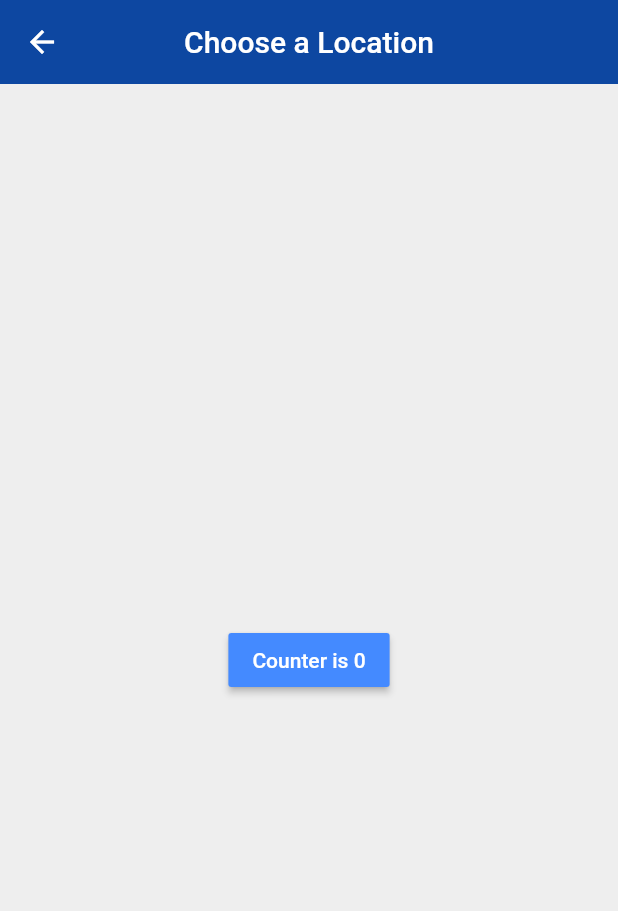
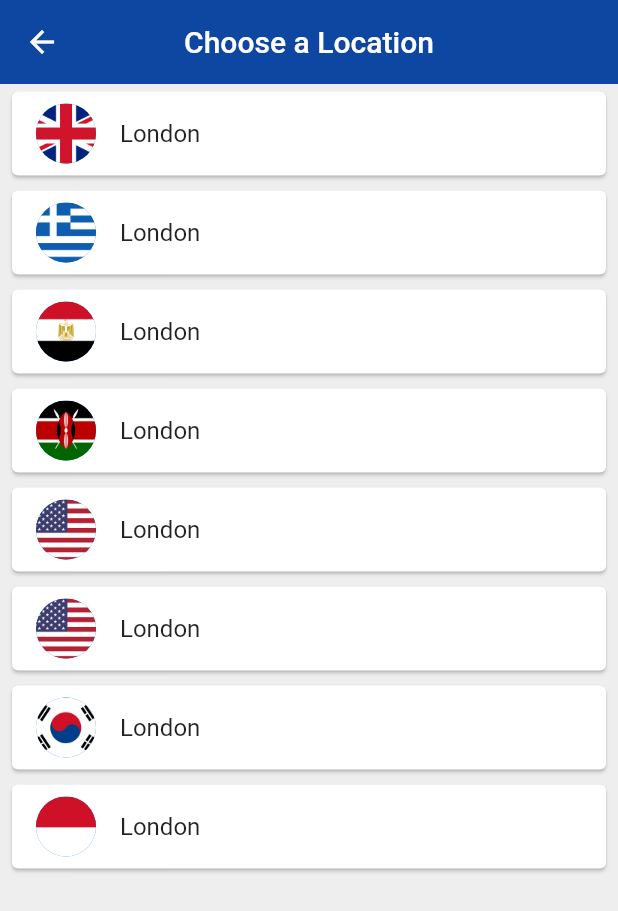
Before and after one commit to mwaijohn/world_time, a Flutter app: the Home screen opened directly with empty values, after a tap on "Edit Location", on a phone screen of 412 x 824 dp. Shown: the top 911 px of the screen. Run offline on Flutter 3.47's test engine with Material 2 defaults, Android fonts, the phone set to English and light mode, and no system bars; our stand-ins replace flutter_spinkit; network calls fail; statements that could not run were skipped.

Commit message:
second commit

```diff
--- a/lib/pages/choose_location.dart
+++ b/lib/pages/choose_location.dart
@@ -1,4 +1,5 @@
 import 'package:flutter/material.dart';
+import 'package:wordtime/pages/services/world_time.dart';
 
 
 class Location extends StatefulWidget {
@@ -7,7 +8,29 @@ class Location extends StatefulWidget {
 }
 
 class _LocationState extends State<Location> {
-  int counter = 0;
+
+  List<WorldTime> locations = [
+    WorldTime(url: 'Europe/London', location: 'London', flag: 'uk.png'),
+    WorldTime(url: 'Europe/Berlin', location: 'Athens', flag: 'greece.png'),
+    WorldTime(url: 'Africa/Cairo', location: 'Cairo', flag: 'egypt.png'),
+    WorldTime(url: 'Africa/Nairobi', location: 'Nairobi', flag: 'kenya.png'),
+    WorldTime(url: 'America/Chicago', location: 'Chicago', flag: 'usa.png'),
+    WorldTime(url: 'America/New_York', location: 'New York', flag: 'usa.png'),
+    WorldTime(url: 'Asia/Seoul', location: 'Seoul', flag: 'south_korea.png'),
+    WorldTime(url: 'Asia/Jakarta', location: 'Jakarta', flag: 'indonesia.png'),
+  ];
+
+  void updateTime(index,context) async{
+    WorldTime worldtime = locations[index];
+    await worldtime.getData();
+
+    Navigator.pop(context,{
+          'location': worldtime.location,
+          'flag': worldtime.flag,
+          'time':worldtime.time,
+          'isDaytime': worldtime.isDaytime
+    });
+  }
 
   @override
   Widget build(BuildContext context) {
@@ -19,17 +42,25 @@ class _LocationState extends State<Location> {
         centerTitle: true,
         elevation: 0,
       ),
-      body: Center(
-        child: RaisedButton(
-          color: Colors.blueAccent,
-          onPressed:(){
-            setState(() {
-              counter += 1;
-            });
-          },
-          child: Text("Counter is $counter",style: TextStyle(color: Colors.white),) ,
+      body: ListView.builder(
+        itemCount: locations.length,
+        itemBuilder: (context,index){
+          return Padding(
+            padding: const EdgeInsets.symmetric(vertical: 1.0,horizontal: 4.0),
+            child: Card(
+              child: ListTile(
+                onTap:(){
+                  updateTime(index,context);
+                },
+                title:Text(locations[0].location),
+                leading: CircleAvatar(
+                  backgroundImage: AssetImage('assets/${locations[index].flag}')
+                ),
+              ),
+            ),
+          );
+        }
         )
-      )
     );
   }
 }
--- a/lib/pages/home.dart
+++ b/lib/pages/home.dart
@@ -6,50 +6,70 @@ class Home extends StatefulWidget {
 }
 
 class _HomeState extends State<Home> {
-
   Map data = {};
 
   @override
   Widget build(BuildContext context) {
-
     //get data from loading screen
-    data = ModalRoute.of(context).settings.arguments;
+    data = data.isNotEmpty ? data : ModalRoute.of(context).settings.arguments;
+    //set background image
+    String bgImage = data['isDaytime'] ? 'day.png' : 'night.png';
+    Color bgColor = data['isDaytime'] ? Colors.blue : Colors.indigo[700];
 
     return Scaffold(
+      backgroundColor: bgColor,
       body: SafeArea(
+          child: Container(
+        decoration: BoxDecoration(
+            image: DecorationImage(
+                image: AssetImage('assets/$bgImage'), fit: BoxFit.cover)),
         child: Padding(
           padding: const EdgeInsets.fromLTRB(0, 120.0, 0, 0),
-          child: Column(children: <Widget>[
+          child: Column(
+            children: <Widget>[
               FlatButton.icon(
-              onPressed: (){
-                Navigator.pushNamed(context, "/location");
+                onPressed: () async {
+                  dynamic result = await Navigator.pushNamed(context, "/location");
+                  setState(() {
+                        data = {
+                          'location': result['location'],
+                          'flag': result['flag'],
+                          'time': result['time'],
+                          'isDaytime': result['isDaytime']
+                        };
+                  });
                 },
                 icon: Icon(Icons.edit_location),
-              label: Text("Edit Location"),
-              color: Colors.blue,
+                label: Text(
+                  "Edit Location",
+                  style: TextStyle(
+                    color: Colors.grey[300]
                     ),
-            SizedBox(height: 20.0,),
+                  ),
+              ),
+              SizedBox(
+                height: 20.0,
+              ),
               Row(
                 mainAxisAlignment: MainAxisAlignment.center,
                 children: <Widget>[
                   Text(
                     data['location'],
-                style: TextStyle(
-                  letterSpacing: 2.0,
-                  fontSize: 28.0
+                    style: TextStyle(letterSpacing: 2.0, fontSize: 28.0,color: Colors.white),
+                  )
+                ],
               ),
-                )
-            ],),
-            SizedBox(height: 20.0,),
+              SizedBox(
+                height: 20.0,
+              ),
               Text(
                 data['time'],
-              style: TextStyle(
-                fontSize: 66.0
+                style: TextStyle(fontSize: 66.0,color: Colors.white),
+              )
+            ],
           ),
-            )
-          ],),
-        )
         ),
+      )),
     );
   }
 }
--- a/lib/pages/loading.dart
+++ b/lib/pages/loading.dart
@@ -11,14 +11,15 @@ class Loading extends StatefulWidget {
 class _LoadingState extends State<Loading> {
 
   void setUpWorldTime() async{
-    var worldtime = new WordTime(location: 'Berlin',flag: 'germany.png',url: "Europe/Berlin");
+    var worldtime = new WorldTime(location: 'Berlin',flag: 'kenya.png',url: "Africa/Nairobi");
     await worldtime.getData();
 
     //push result to home screen
     Navigator.pushReplacementNamed(context, "/home",arguments: {
       'location': worldtime.location,
       'flag': worldtime.flag,
-      'time':worldtime.time
+      'time':worldtime.time,
+      'isDaytime': worldtime.isDaytime
     });
 
   }
--- a/lib/pages/services/world_time.dart
+++ b/lib/pages/services/world_time.dart
@@ -2,14 +2,15 @@ import 'dart:convert';
 import 'package:http/http.dart';
 import 'package:intl/intl.dart';
 
-class WordTime{
+class WorldTime{
 
   String location; //location name from the UI
   String time;
   String flag;
   String url;
+  bool isDaytime;
 
-  WordTime({this.location,this.flag,this.url});
+  WorldTime({this.location,this.flag,this.url});
 
   Future<void> getData() async{
 
@@ -30,6 +31,8 @@ class WordTime{
       DateTime now = DateTime.parse(datetime);
       now = now.add(Duration(hours: int.parse(offset)));
 
+   //find if its night or day
+      isDaytime = now.hour > 6 && now.hour<20 ? true: false;
       time = DateFormat.jm().format(now);
 
     } else {
--- a/pubspec.yaml
+++ b/pubspec.yaml
@@ -44,9 +44,8 @@ flutter:
   uses-material-design: true
 
   # To add assets to your application, add an assets section, like this:
-  # assets:
-  #  - images/a_dot_burr.jpeg
-  #  - images/a_dot_ham.jpeg
+  assets:
+   - assets
 
   # An image asset can refer to one or more resolution-specific "variants", see
   # https://flutter.dev/assets-and-images/#resolution-aware.
```
Also changed, not shown: assets/day.png (added), assets/egypt.png (added), assets/germany.png (added), assets/greece.png (added), assets/indonesia.png (added), assets/kenya.png (added), assets/night.png (added), assets/south_korea.png (added), assets/uk.png (added), assets/usa.png (added), 1 other file. Lines whose indentation alone changed are shown as unchanged.
